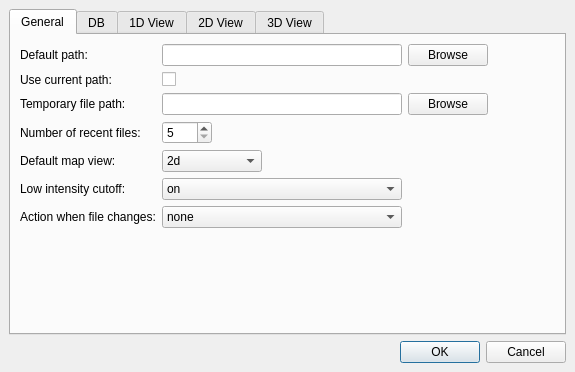
First picture: the form in include/OpenMS/VISUAL/DIALOGS/UIC/TOPPViewPrefDialog.ui, repository hroest/flaming-archer, before the edit.
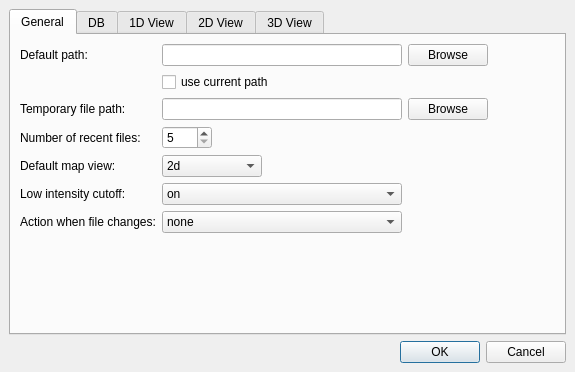
Second picture: the form after the edit. Custom widgets are drawn as their Qt base class.

The edit to the form file:
```diff
--- a/include/OpenMS/VISUAL/DIALOGS/UIC/TOPPViewPrefDialog.ui
+++ b/include/OpenMS/VISUAL/DIALOGS/UIC/TOPPViewPrefDialog.ui
@@ -59,23 +59,10 @@
          </property>
         </widget>
        </item>
-       <item row="1" column="0" >
-        <widget class="QLabel" name="label_15" >
-         <property name="toolTip" >
-          <string>If enabled, the path of the currently tag is used instead of the 'default path'. If no tab is open - or no path associated with a tab, the default path is used.</string>
-         </property>
-         <property name="whatsThis" >
-          <string>If enabled, the path of the currently tag is used instead of the 'default path'. If no tab is open - or no path associated with a tab, the default path is used.</string>
-         </property>
-         <property name="text" >
-          <string>Use current path:</string>
-         </property>
-        </widget>
-       </item>
        <item row="1" column="2" >
         <widget class="QCheckBox" name="default_path_current" >
          <property name="text" >
-          <string/>
+          <string>use current path</string>
          </property>
         </widget>
        </item>
```
Left out of the diff: 6 changed lines with no effect on the pictures.
